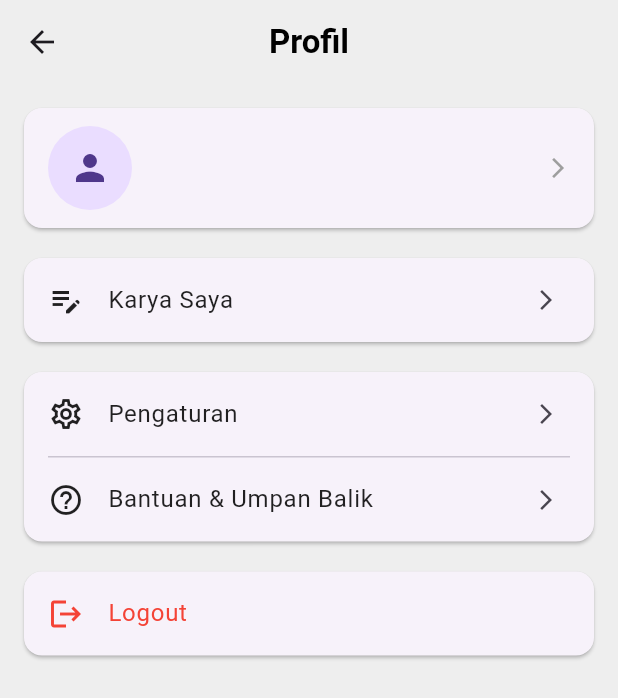
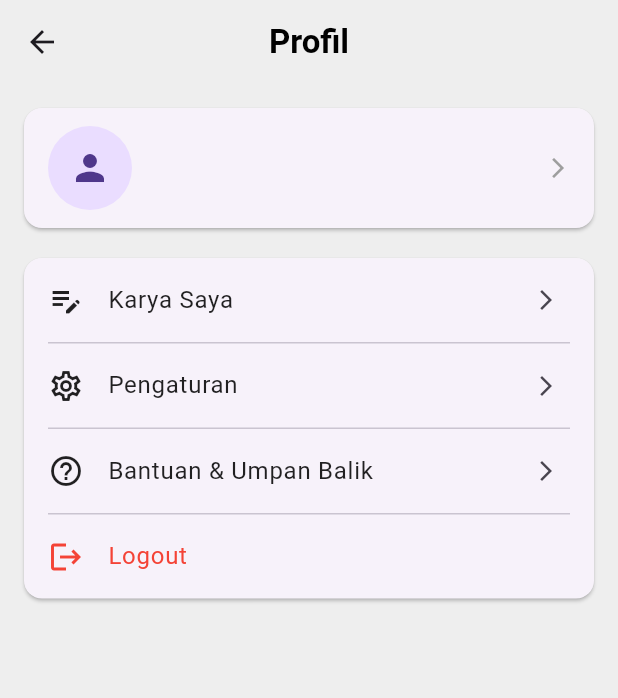
Before and after one commit to Aprilrianto/lexicon, a Flutter app: the ProfileScreen screen opened by its route, on a phone screen of 412 x 824 dp. Shown: the top 698 px of the screen. Run offline on Flutter 3.47's test engine with Material 3 defaults, Android fonts, the phone set to English and light mode, and no system bars; our stand-ins replace fl_chart, image_picker, pinput, shared_preferences, supabase_flutter; accounts and stored records are empty.

Commit message:
merapikan profile

```diff
--- a/lib/screens/profile_screen.dart
+++ b/lib/screens/profile_screen.dart
@@ -2,7 +2,7 @@ import 'package:flutter/material.dart';
 import 'package:supabase_flutter/supabase_flutter.dart';
 import 'edit_profile_screen.dart';
 import 'settings_screen.dart';
-import 'my_works_screen.dart'; // Impor halaman "Karya Saya"
+import 'my_works_screen.dart';
 
 class ProfileScreen extends StatefulWidget {
   const ProfileScreen({super.key});
@@ -93,8 +93,8 @@ class _ProfileScreenState extends State<ProfileScreen> {
               children: [
                 _buildProfileHeader(context, avatarUrl, username, bio),
                 const SizedBox(height: 20),
+                // DIUBAH: Semua opsi sekarang berada dalam satu kartu
                 _buildOptionSection([
-                  // DITAMBAHKAN: Opsi "Karya Saya"
                   _OptionItem(
                     icon: Icons.edit_note_outlined,
                     title: 'Karya Saya',
@@ -107,9 +107,6 @@ class _ProfileScreenState extends State<ProfileScreen> {
                       );
                     },
                   ),
-                ]),
-                const SizedBox(height: 20),
-                _buildOptionSection([
                   _OptionItem(
                     icon: Icons.settings_outlined,
                     title: 'Pengaturan',
@@ -125,11 +122,8 @@ class _ProfileScreenState extends State<ProfileScreen> {
                   _OptionItem(
                     icon: Icons.help_outline,
                     title: 'Bantuan & Umpan Balik',
-                    onTap: () {},
+                    onTap: () {}, // Placeholder
                   ),
-                ]),
-                const SizedBox(height: 20),
-                _buildOptionSection([
                   _OptionItem(
                     icon: Icons.logout,
                     title: 'Logout',
```
